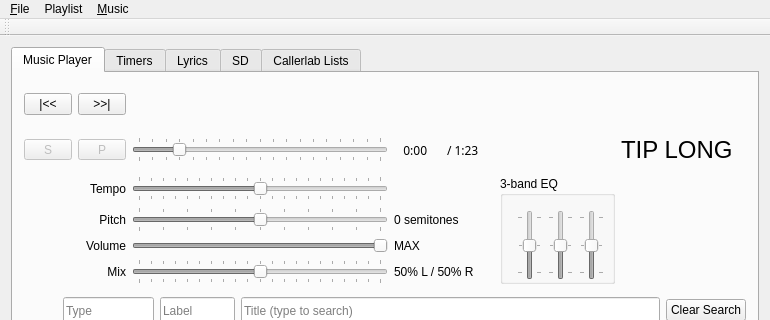
Above: SquareDesk-DEV/test123/mainwindow.ui from mpogue2/SquareDesk before the change; both pictures show x 0 to 770 and y 0 to 320 of the 770 by 661 pixel window. Below: the same form after it.
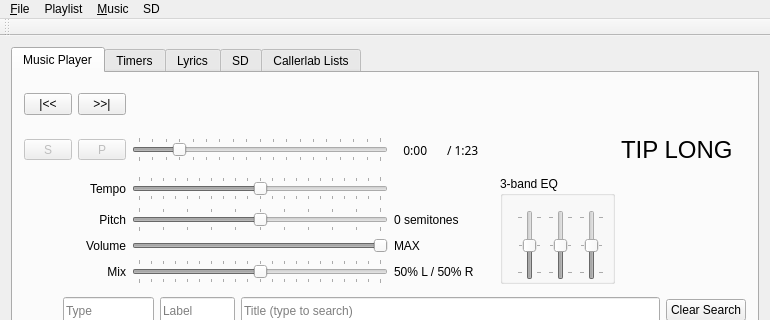
That is the form after the change. The open tabs and pages were chosen to show the change. Custom widgets are drawn as their Qt base class.

Diff of the .ui file:
```diff
--- a/SquareDesk-DEV/test123/mainwindow.ui
+++ b/SquareDesk-DEV/test123/mainwindow.ui
@@ -1434,9 +1434,16 @@
     <addaction name="separator"/>
     <addaction name="actionContinuous_Play"/>
    </widget>
+   <widget class="QMenu" name="menuSequence">
+    <property name="title">
+     <string>SD</string>
+    </property>
+    <addaction name="actionEnable_voice_input"/>
+   </widget>
    <addaction name="menuFile"/>
    <addaction name="menuPlaylist"/>
    <addaction name="menuMusic"/>
+   <addaction name="menuSequence"/>
   </widget>
   <widget class="QToolBar" name="mainToolBar">
    <property name="enabled">
```
Left out of the diff: 10 changed lines with no effect on the pictures.
